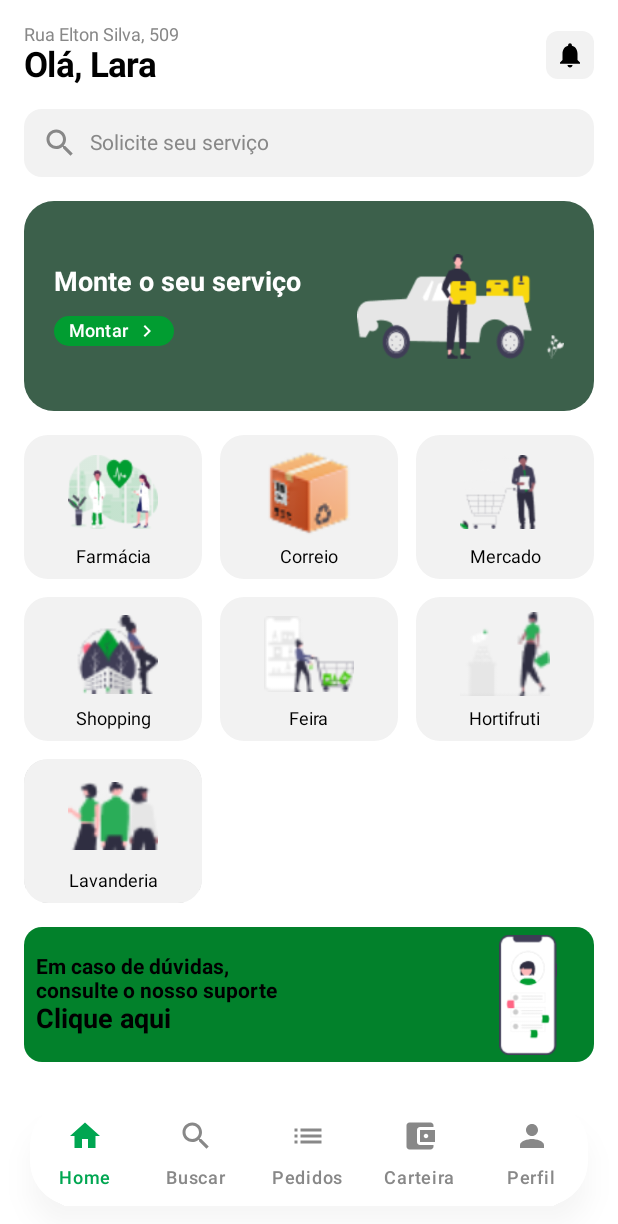
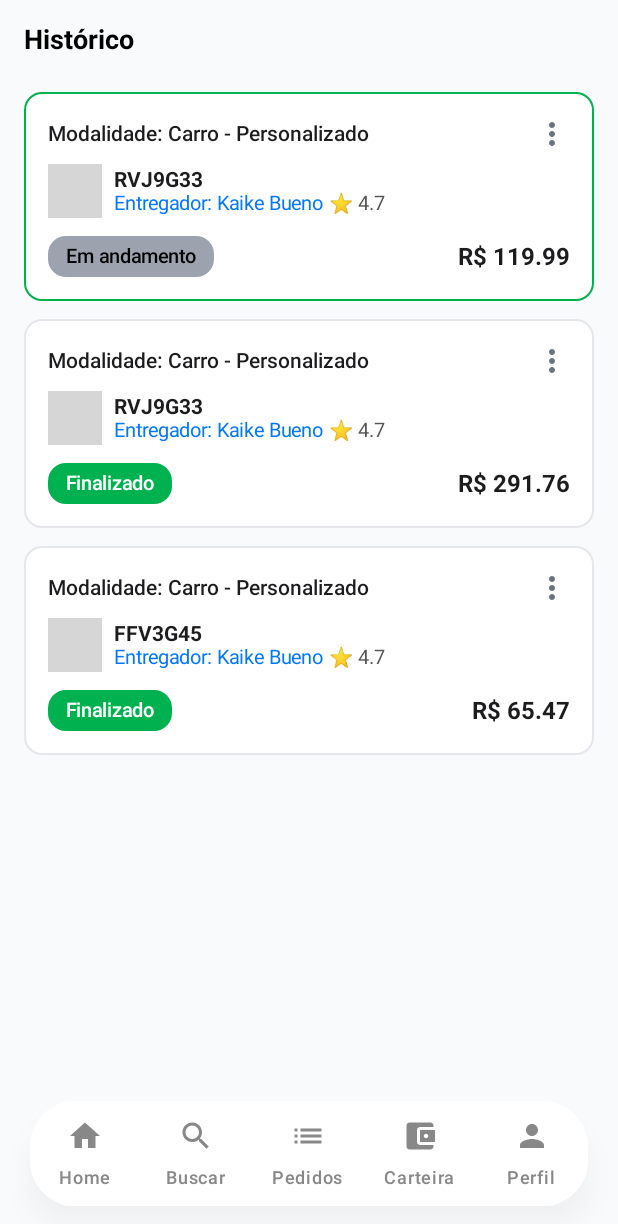
Before and after one commit to kbueno011/Facilita--Mobile--TCC, an Android app built with Jetpack Compose: the screen it shows after launch (MainActivity), on a phone screen of 412 x 824 dp. Shown: the top 1224 px of the screen. Run offline under Robolectric (Android 15) with nearby library versions, the phone set to English and light mode, and no system bars; pictures from the network do not load; grey boxes are pictures that could not be loaded.

Commit message:
Adicionando tela pedidos

```diff
--- a/app/src/main/java/com/exemple/facilita/MainActivity.kt
+++ b/app/src/main/java/com/exemple/facilita/MainActivity.kt
@@ -30,7 +30,7 @@ class MainActivity : ComponentActivity() {
 fun AppNavHost(navController: NavHostController) {
     NavHost(
         navController = navController,
-        startDestination = "tela_home"
+        startDestination = "tela_historico_pedido"
     ) {
         composable("splash") {
             SplashScreen(navController)
@@ -86,6 +86,9 @@ fun AppNavHost(navController: NavHostController) {
         composable("tela_status_pagamento") {
             TelaStatusPagamento(navController)
         }
+        composable("tela_historico_pedido") {
+            TelaPedidos(navController)
+        }
 
 
 
--- a/app/src/main/java/com/exemple/facilita/screens/TelaLogin.kt
+++ b/app/src/main/java/com/exemple/facilita/screens/TelaLogin.kt
@@ -38,7 +38,7 @@ fun TelaLogin(navController: NavController) {
     val facilitaApi = remember { RetrofitFactory().getUserService() }
 
     val coroutineScope = rememberCoroutineScope()
-    var tentativaSenhaErrada by remember { mutableStateOf(0) } // contador de tentativas
+    var tentativaSenhaErrada by remember { mutableStateOf(0) }
 
     var selectedTab by remember { mutableStateOf(0) }
     var email by remember { mutableStateOf("") }
@@ -255,7 +255,7 @@ fun TelaLogin(navController: NavController) {
 
                     Spacer(modifier = Modifier.height(16.dp))
 
-                    // --- Cadastro ---
+
                     Row(
                         horizontalArrangement = Arrangement.Center,
                         modifier = Modifier.fillMaxWidth()
--- a/app/src/main/java/com/exemple/facilita/screens/TelaPedidosHistorico.kt
+++ b/app/src/main/java/com/exemple/facilita/screens/TelaPedidosHistorico.kt
@@ -1,207 +1,166 @@
-//package com.exemple.facilita.screens
-//
-//import androidx.compose.foundation.BorderStroke
-//import androidx.compose.foundation.Image
-//import androidx.compose.foundation.background
-//import androidx.compose.foundation.layout.*
-//import androidx.compose.foundation.lazy.LazyColumn
-//import androidx.compose.foundation.lazy.items
-//import androidx.compose.foundation.shape.CircleShape
-//import androidx.compose.foundation.shape.RoundedCornerShape
-//import androidx.compose.material.icons.Icons
-//import androidx.compose.material.icons.filled.ArrowBack
-//import androidx.compose.material.icons.filled.MoreVert
-//import androidx.compose.material3.*
-//import androidx.compose.runtime.Composable
-//import androidx.compose.ui.Alignment
-//import androidx.compose.ui.Modifier
-//import androidx.compose.ui.draw.clip
-//import androidx.compose.ui.graphics.Color
-//import androidx.compose.ui.layout.ContentScale
-//import androidx.compose.ui.text.font.FontWeight
-//import androidx.compose.ui.text.style.TextAlign
-//import androidx.compose.ui.unit.dp
-//import androidx.compose.ui.unit.sp
-//import androidx.navigation.NavController
-//import coil.compose.rememberAsyncImagePainter
-//
-//data class Pedido(
-//    val data: String,
-//    val modalidade: String,
-//    val codigo: String,
-//    val entregador: String,
-//    val avaliacao: Double,
-//    val valor: String,
-//    val status: String,
-//    val foto: String
-//)
-//
-//@Composable
-//fun TelaPedidos(navController: NavController) {
-//    val pedidos = listOf(
-//        Pedido("Sáb, 09/08/2025", "Carro - Personalizado", "RVJ9G33", "Kaike Bueno", 4.7, "R$ 119.99", "Em andamento", "https://i.pravatar.cc/100?img=1"),
-//        Pedido("Sáb, 05/07/2025", "Carro - Personalizado", "RVJ9G33", "Kaike Bueno", 4.7, "R$ 291.76", "Finalizado", "https://i.pravatar.cc/100?img=2"),
-//        Pedido("Qua, 02/07/2025", "Carro - Personalizado", "FFV3G45", "Kaike Bueno", 4.7, "R$ 65.47", "Finalizado", "https://i.pravatar.cc/100?img=3"),
-//    )
-//
-//    Scaffold(
-//        topBar = {
-//            TopAppBar(
-//                title = {
-//                    Text(
-//                        text = "Pedidos",
-//                        modifier = Modifier.fillMaxWidth(),
-//                        textAlign = TextAlign.Center,
-//                        color = Color.White,
-//                        fontWeight = FontWeight.Bold,
-//                        fontSize = 20.sp
-//                    )
-//                },
-//                navigationIcon = {
-//                    IconButton(onClick = { navController.popBackStack() }) {
-//                        Icon(Icons.Default.ArrowBack, contentDescription = "Voltar", tint = Color.White)
-//                    }
-//                },
-//                colors = TopAppBarDefaults.topAppBarColors(containerColor = Color(0xFF00B14F))
-//            )
-//        },
-//        bottomBar = {
-//            BottomAppBar(
-//                containerColor = Color.White,
-//                tonalElevation = 4.dp
-//            ) {
-//                Row(
-//                    Modifier
-//                        .fillMaxWidth()
-//                        .padding(horizontal = 16.dp),
-//                    horizontalArrangement = Arrangement.SpaceBetween,
-//                    verticalAlignment = Alignment.CenterVertically
-//                ) {
-//                    Text("Home")
-//                    Text("Buscar")
-//                    Text(
-//                        "Pedidos",
-//                        color = Color(0xFF00B14F),
-//                        fontWeight = FontWeight.Bold
-//                    )
-//                    Text("Carteira")
-//                    Text("Perfil")
-//                }
-//            }
-//        }
-//    ) { innerPadding ->
-//        Column(
-//            modifier = Modifier
-//                .fillMaxSize()
-//                .background(Color(0xFFF9FAFB))
-//                .padding(innerPadding)
-//        ) {
-//            Text(
-//                "Histórico",
-//                fontWeight = FontWeight.Bold,
-//                fontSize = 18.sp,
-//                color = Color(0xFF000000),
-//                modifier = Modifier.padding(16.dp)
-//            )
-//
-//            LazyColumn(
-//                contentPadding = PaddingValues(horizontal = 16.dp, vertical = 8.dp),
-//                verticalArrangement = Arrangement.spacedBy(12.dp)
-//            ) {
-//                items(pedidos) { pedido ->
-//                    PedidoCard(pedido)
-//                }
-//            }
-//        }
-//    }
-//}
-//
-//@Composable
-//fun PedidoCard(pedido: Pedido) {
-//    val corBorda = if (pedido.status == "Em andamento") Color(0xFF00B14F) else Color(0xFFE5E7EB)
-//    val corStatus = if (pedido.status == "Finalizado") Color(0xFF00B14F) else Color(0xFF9CA3AF)
-//    val corTextoStatus = if (pedido.status == "Finalizado") Color.White else Color.Black
-//
-//    Card(
-//        modifier = Modifier
-//            .fillMaxWidth(),
-//        shape = RoundedCornerShape(12.dp),
-//        border = BorderStroke(1.dp, corBorda),
-//        colors = CardDefaults.cardColors(containerColor = Color.White)
-//    ) {
-//        Column(Modifier.padding(16.dp)) {
-//            Row(verticalAlignment = Alignment.CenterVertically) {
-//                Text(
-//                    text = "Modalidade: Carro - Personalizado",
-//                    fontWeight = FontWeight.SemiBold,
-//                    fontSize = 14.sp,
-//                    color = Color(0xFF1C1C1E),
-//                    modifier = Modifier.weight(1f)
-//                )
-//                Icon(Icons.Default.MoreVert, contentDescription = null, tint = Color(0xFF6B7280))
-//            }
-//
-//            Spacer(Modifier.height(8.dp))
-//
-//            Row(verticalAlignment = Alignment.CenterVertically) {
-//                Image(
-//                    painter = rememberAsyncImagePainter(pedido.foto),
-//                    contentDescription = "Foto do entregador",
-//                    modifier = Modifier
-//                        .size(36.dp)
-//                        .clip(CircleShape),
-//                    contentScale = ContentScale.Crop
-//                )
-//
-//                Spacer(Modifier.width(8.dp))
-//
-//                Column(Modifier.weight(1f)) {
-//                    Text(
-//                        text = pedido.codigo,
-//                        fontWeight = FontWeight.Bold,
-//                        fontSize = 14.sp,
-//                        color = Color(0xFF1C1C1E)
-//                    )
-//                    Row(verticalAlignment = Alignment.CenterVertically) {
-//                        Text(
-//                            text = "Entregador: ${pedido.entregador}",
-//                            color = Color(0xFF0077FF),
-//                            fontSize = 13.sp
-//                        )
-//                        Spacer(Modifier.width(4.dp))
-//                        Text("⭐ ${pedido.avaliacao}", fontSize = 13.sp, color = Color(0xFF555555))
-//                    }
-//                }
-//            }
-//
-//            Spacer(Modifier.height(12.dp))
-//
-//            Row(
-//                horizontalArrangement = Arrangement.SpaceBetween,
-//                verticalAlignment = Alignment.CenterVertically,
-//                modifier = Modifier.fillMaxWidth()
-//            ) {
-//                Box(
-//                    modifier = Modifier
-//                        .clip(RoundedCornerShape(12.dp))
-//                        .background(corStatus)
-//                        .padding(horizontal = 12.dp, vertical = 6.dp)
-//                ) {
-//                    Text(
-//                        text = pedido.status,
-//                        fontSize = 13.sp,
-//                        fontWeight = FontWeight.SemiBold,
-//                        color = corTextoStatus
-//                    )
-//                }
-//
-//                Text(
-//                    text = pedido.valor,
-//                    fontWeight = FontWeight.Bold,
-//                    fontSize = 16.sp,
-//                    color = Color(0xFF1C1C1E)
-//                )
-//            }
-//        }
-//    }
-//}
+package com.exemple.facilita.screens
+
+import androidx.compose.foundation.BorderStroke
+import androidx.compose.foundation.Image
+import androidx.compose.foundation.background
+import androidx.compose.foundation.layout.*
+import androidx.compose.foundation.lazy.LazyColumn
+import androidx.compose.foundation.lazy.items
+import androidx.compose.foundation.shape.CircleShape
+import androidx.compose.foundation.shape.RoundedCornerShape
+import androidx.compose.material.icons.Icons
+import androidx.compose.material.icons.filled.ArrowBack
+import androidx.compose.material.icons.filled.MoreVert
+import androidx.compose.material3.*
+import androidx.compose.runtime.Composable
+import androidx.compose.ui.Alignment
+import androidx.compose.ui.Modifier
+import androidx.compose.ui.draw.clip
+import androidx.compose.ui.graphics.Color
+import androidx.compose.ui.layout.ContentScale
+import androidx.compose.ui.text.font.FontWeight
+import androidx.compose.ui.text.style.TextAlign
+import androidx.compose.ui.unit.dp
+import androidx.compose.ui.unit.sp
+import androidx.navigation.NavController
+import coil.compose.rememberAsyncImagePainter
+import com.exemple.facilita.components.BottomNavBar
+
+data class Pedido(
+    val data: String,
+    val modalidade: String,
+    val codigo: String,
+    val entregador: String,
+    val avaliacao: Double,
+    val valor: String,
+    val status: String,
+    val foto: String
+)
+
+@OptIn(ExperimentalMaterial3Api::class)
+@Composable
+fun TelaPedidos(navController: NavController) {
+    val pedidos = listOf(
+        Pedido("Sáb, 09/08/2025", "Carro - Personalizado", "RVJ9G33", "Kaike Bueno", 4.7, "R$ 119.99", "Em andamento", "https://i.pravatar.cc/100?img=1"),
+        Pedido("Sáb, 05/07/2025", "Carro - Personalizado", "RVJ9G33", "Kaike Bueno", 4.7, "R$ 291.76", "Finalizado", "https://i.pravatar.cc/100?img=2"),
+        Pedido("Qua, 02/07/2025", "Carro - Personalizado", "FFV3G45", "Kaike Bueno", 4.7, "R$ 65.47", "Finalizado", "https://i.pravatar.cc/100?img=3"),
+    )
+
+    Scaffold(
+        bottomBar = { BottomNavBar(navController) },
+    ) { innerPadding ->
+        Column(
+            modifier = Modifier
+                .fillMaxSize()
+                .background(Color(0xFFF9FAFB))
+                .padding(innerPadding)
+        ) {
+            Text(
+                "Histórico",
+                fontWeight = FontWeight.Bold,
+                fontSize = 18.sp,
+                color = Color(0xFF000000),
+                modifier = Modifier.padding(16.dp)
+            )
+
+            LazyColumn(
+                contentPadding = PaddingValues(horizontal = 16.dp, vertical = 8.dp),
+                verticalArrangement = Arrangement.spacedBy(12.dp)
+            ) {
+                items(pedidos) { pedido ->
+                    PedidoCard(pedido)
+                }
+            }
+        }
+    }
+}
+
+@Composable
+fun PedidoCard(pedido: Pedido) {
+    val corBorda = if (pedido.status == "Em andamento") Color(0xFF00B14F) else Color(0xFFE5E7EB)
+    val corStatus = if (pedido.status == "Finalizado") Color(0xFF00B14F) else Color(0xFF9CA3AF)
+    val corTextoStatus = if (pedido.status == "Finalizado") Color.White else Color.Black
+
+    Card(
+        modifier = Modifier
+            .fillMaxWidth(),
+        shape = RoundedCornerShape(12.dp),
+        border = BorderStroke(1.dp, corBorda),
+        colors = CardDefaults.cardColors(containerColor = Color.White)
+    ) {
+        Column(Modifier.padding(16.dp)) {
+            Row(verticalAlignment = Alignment.CenterVertically) {
+                Text(
+                    text = "Modalidade: Carro - Personalizado",
+                    fontWeight = FontWeight.SemiBold,
+                    fontSize = 14.sp,
+                    color = Color(0xFF1C1C1E),
+                    modifier = Modifier.weight(1f)
+                )
+                Icon(Icons.Default.MoreVert, contentDescription = null, tint = Color(0xFF6B7280))
+            }
+
+            Spacer(Modifier.height(8.dp))
+
+            Row(verticalAlignment = Alignment.CenterVertically) {
+                Image(
+                    painter = rememberAsyncImagePainter(pedido.foto),
+                    contentDescription = "Foto do entregador",
+                    modifier = Modifier
+                        .size(36.dp)
+                        .clip(CircleShape),
+                    contentScale = ContentScale.Crop
+                )
+
+                Spacer(Modifier.width(8.dp))
+
+                Column(Modifier.weight(1f)) {
+                    Text(
+                        text = pedido.codigo,
+                        fontWeight = FontWeight.Bold,
+                        fontSize = 14.sp,
+                        color = Color(0xFF1C1C1E)
+                    )
+                    Row(verticalAlignment = Alignment.CenterVertically) {
+                        Text(
+                            text = "Entregador: ${pedido.entregador}",
+                            color = Color(0xFF0077FF),
+                            fontSize = 13.sp
+                        )
+                        Spacer(Modifier.width(4.dp))
+                        Text("⭐ ${pedido.avaliacao}", fontSize = 13.sp, color = Color(0xFF555555))
+                    }
+                }
+            }
+
+            Spacer(Modifier.height(12.dp))
+
+            Row(
+                horizontalArrangement = Arrangement.SpaceBetween,
+                verticalAlignment = Alignment.CenterVertically,
+                modifier = Modifier.fillMaxWidth()
+            ) {
+                Box(
+                    modifier = Modifier
+                        .clip(RoundedCornerShape(12.dp))
+                        .background(corStatus)
+                        .padding(horizontal = 12.dp, vertical = 6.dp)
+                ) {
+                    Text(
+                        text = pedido.status,
+                        fontSize = 13.sp,
+                        fontWeight = FontWeight.SemiBold,
+                        color = corTextoStatus
+                    )
+                }
+
+                Text(
+                    text = pedido.valor,
+                    fontWeight = FontWeight.Bold,
+                    fontSize = 16.sp,
+                    color = Color(0xFF1C1C1E)
+                )
+            }
+        }
+    }
+}
```
